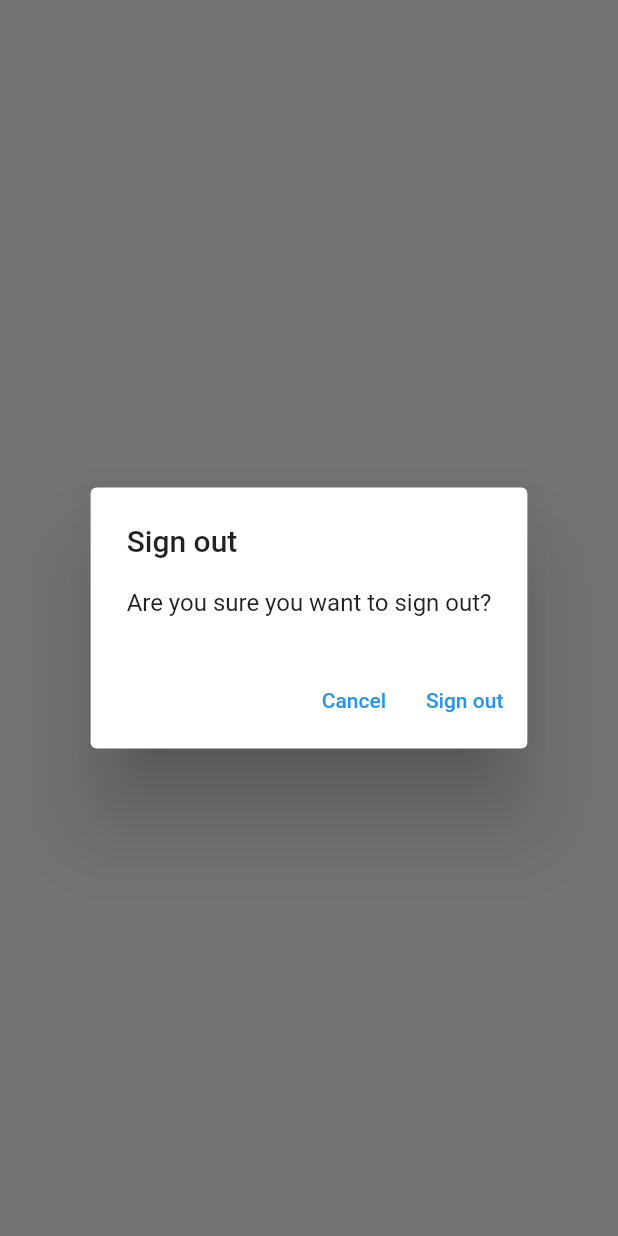
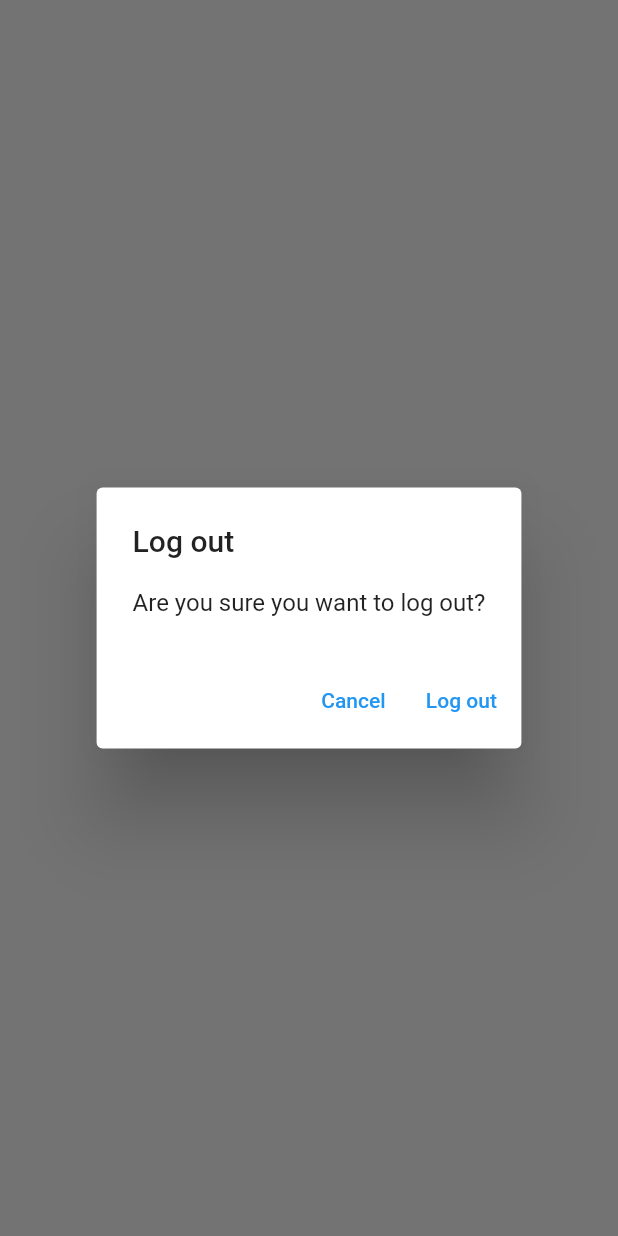
Before and after one commit to PattyCoding123/my-notes-project, a Flutter app: what showLogOutDialog() shows on an empty page, opened directly, on a phone screen of 412 x 824 dp. Run offline on Flutter 3.47's test engine with Material 2 defaults, Android fonts, the phone set to English and light mode, and no system bars; our stand-ins replace firebase_auth, firebase_core; accounts and stored records are empty.

Commit message:
Changed sign out text to display log out instead to follow language in application.

```diff
--- a/lib/main.dart
+++ b/lib/main.dart
@@ -60,7 +60,7 @@ class HomePage extends StatelessWidget {
   }
 }
 
-enum MenuAction { signOut }
+enum MenuAction { logout }
 
 class NotesView extends StatefulWidget {
   const NotesView({Key? key}) : super(key: key);
@@ -81,11 +81,11 @@ class _NotesViewState extends State<NotesView> {
             onSelected: (value) async {
               // Use a switch to deal with the PopupMenuItems!
               switch (value) {
-                case MenuAction.signOut:
-                  final shouldSignOut = await showLogOutDialog(context);
-                  devtools.log(shouldSignOut.toString());
-                  if (shouldSignOut) {
-                    await FirebaseAuth.instance.signOut(); // Sign user out
+                case MenuAction.logout:
+                  final shouldlogout = await showLogOutDialog(context);
+                  devtools.log(shouldlogout.toString());
+                  if (shouldlogout) {
+                    await FirebaseAuth.instance.signOut(); // log user out
                     Navigator.of(context).pushNamedAndRemoveUntil(
                       '/login/',
                       (_) => false,
@@ -96,7 +96,9 @@ class _NotesViewState extends State<NotesView> {
             itemBuilder: (context) {
               return const [
                 PopupMenuItem<MenuAction>(
-                    value: MenuAction.signOut, child: Text('Log out'))
+                  value: MenuAction.logout,
+                  child: Text('Log out'),
+                )
               ];
             },
           )
@@ -112,8 +114,8 @@ Future<bool> showLogOutDialog(BuildContext context) {
       context: context,
       builder: (context) {
         return AlertDialog(
-          title: const Text('Sign out'),
-          content: const Text('Are you sure you want to sign out?'),
+          title: const Text('Log out'),
+          content: const Text('Are you sure you want to log out?'),
           actions: [
             TextButton(
               onPressed: () {
@@ -125,7 +127,7 @@ Future<bool> showLogOutDialog(BuildContext context) {
               onPressed: () {
                 Navigator.of(context).pop(true);
               },
-              child: const Text('Sign out'),
+              child: const Text('Log out'),
             )
           ],
         );
```
